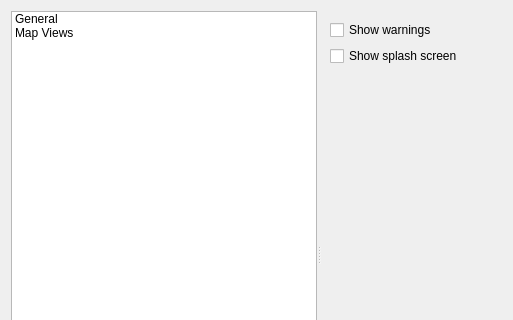
Old version of the form enmapbox/gui/options.ui in the repository EnMAP-Box/enmap-box; both pictures show x 0 to 513 and y 0 to 320 of the 513 by 507 pixel window.
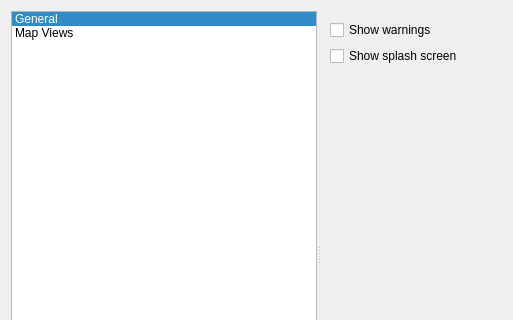
New version of the form. Custom widgets are drawn as their Qt base class.

What changed in the file:
```diff
--- a/enmapbox/gui/options.ui
+++ b/enmapbox/gui/options.ui
@@ -20,6 +20,9 @@
       <enum>Qt::Orientation::Horizontal</enum>
      </property>
      <widget class="QListWidget" name="listWidget">
+      <property name="currentRow">
+       <number>0</number>
+      </property>
       <item>
        <property name="text">
         <string>General</string>
```
